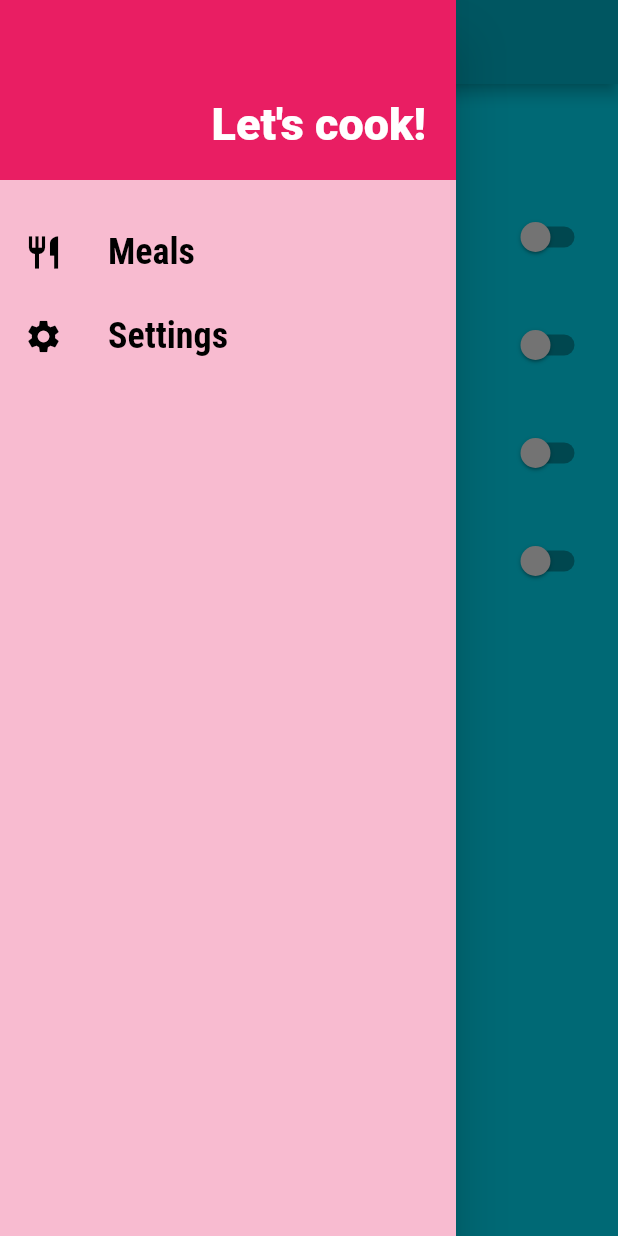
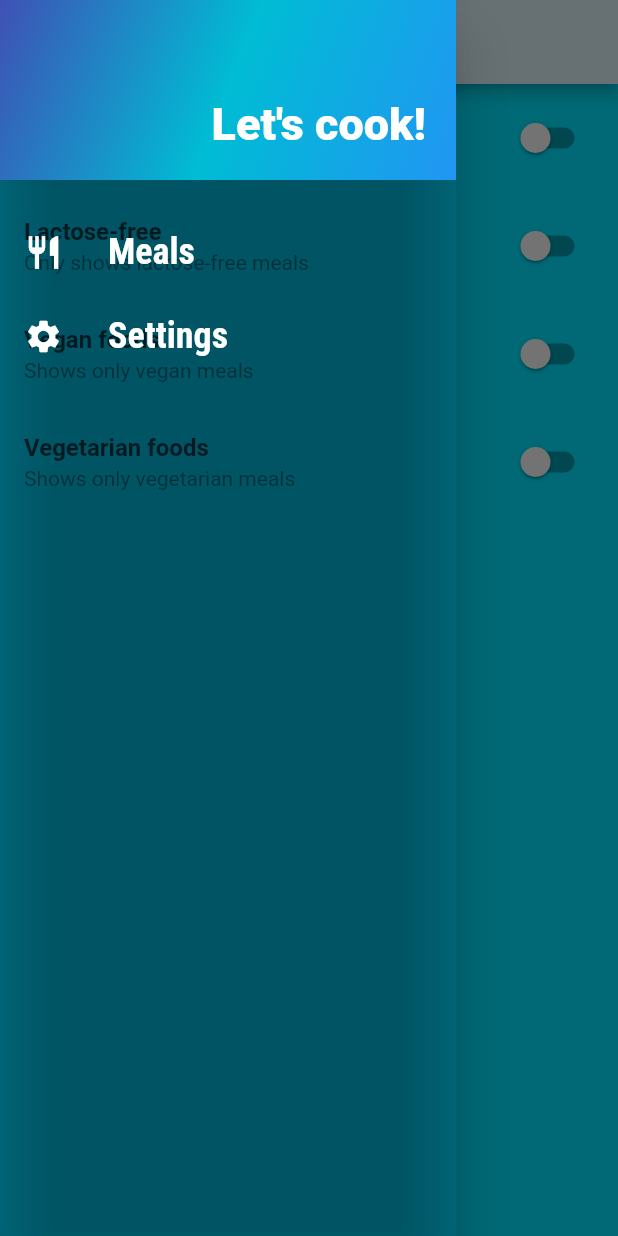
Before and after one commit to e-medeiros1/receitas_app, a Flutter app: the SettingsScreen screen opened by its route, with the side drawer open, on a phone screen of 412 x 824 dp. Run offline on Flutter 3.47's test engine with Material 2 defaults, Android fonts, the phone set to English and light mode, and no system bars; missing offline and left inert: collapsible_sidebar; network calls fail; statements that could not run were skipped.

Commit message:
Alteração no padrão de cores e tema

```diff
--- a/lib/components/main_drawer.dart
+++ b/lib/components/main_drawer.dart
@@ -6,10 +6,11 @@ class MainDrawer extends StatelessWidget {
 
   Widget _createItem(IconData icon, String label, Function() onTap) {
     return ListTile(
+      selectedTileColor: Colors.blue,
       leading: Icon(
         icon,
         size: 26,
-        color: Colors.black,
+        color: Colors.white,
       ),
       title: Text(
         label,
@@ -17,7 +18,7 @@ class MainDrawer extends StatelessWidget {
             fontFamily: 'RobotoCondensed',
             fontSize: 24,
             fontWeight: FontWeight.bold,
-            color: Colors.black),
+            color: Colors.white),
       ),
       onTap: onTap,
     );
@@ -26,11 +27,16 @@ class MainDrawer extends StatelessWidget {
   @override
   Widget build(BuildContext context) {
     return Drawer(
-      backgroundColor: Colors.pink[100],
+      backgroundColor: Colors.lightBlue.shade600.withOpacity(0.1),
       child: Column(
         children: [
           Container(
-            color: Colors.pink,
+            decoration: const BoxDecoration(
+                gradient: LinearGradient(
+              begin: Alignment.topLeft,
+              end: Alignment.bottomRight,
+              colors: [Colors.indigo, Colors.cyan, Colors.blue],
+            )),
             height: 120,
             width: double.infinity,
             padding: const EdgeInsets.all(20),
--- a/lib/screens/settings_screen.dart
+++ b/lib/screens/settings_screen.dart
@@ -26,9 +26,14 @@ class _SettingsScreenState extends State<SettingsScreen> {
     String subtitle,
     bool value,
     Function(bool) onChanged,
+    Color color,
   ) {
     return SwitchListTile.adaptive(
-      title: Text(title),
+      activeTrackColor: color,
+      title: Text(
+        title,
+        style: const TextStyle(fontWeight: FontWeight.bold),
+      ),
       value: value,
       onChanged: (value) {
         onChanged(value);
@@ -44,43 +49,48 @@ class _SettingsScreenState extends State<SettingsScreen> {
   Widget build(BuildContext context) {
     return Scaffold(
       appBar: AppBar(
-        title: const Text('Settings'),
+        backgroundColor: Colors.cyan.shade50,
+        title: Center(child: const Text('Settings')),
       ),
       drawer: const MainDrawer(),
       body: Column(children: [
-        Container(
-          padding: const EdgeInsets.all(20),
-          child: Text(
-            'Settings',
-            style: Theme.of(context).textTheme.headline6,
-          ),
-        ),
+        // Container(
+        //   padding: const EdgeInsets.all(20),
+        //   child: Text(
+        //     'Settings',
+        //     style: Theme.of(context).textTheme.headline6,
+        //   ),
+        // ),
         Expanded(
           child: ListView(
             children: [
               _createWidget(
-                'Gluten Free',
-                'Shows only gluten free meals',
+                'Gluten-free',
+                'Only shows gluten-free meals',
                 settings.isGlutenFree,
                 (value) => setState(() => settings.isGlutenFree = value),
+                Colors.cyan.shade50,
               ),
               _createWidget(
-                'Zero Lactose',
-                'Shows only meals with Zero lactose',
+                'Lactose-free',
+                'Only shows lactose-free meals',
                 settings.isLactoseFree,
                 (value) => setState(() => settings.isLactoseFree = value),
+                Colors.cyan.shade50,
               ),
               _createWidget(
                 'Vegan foods',
                 'Shows only vegan meals',
                 settings.isVegan,
                 (value) => setState(() => settings.isVegan = value),
+                Colors.cyan.shade50,
               ),
               _createWidget(
                 'Vegetarian foods',
                 'Shows only vegetarian meals',
                 settings.isVegetarian,
                 (value) => setState(() => settings.isVegetarian = value),
+                Colors.cyan.shade50,
               ),
             ],
           ),
```
Also changed, not shown: lib/components/category_item.dart (+4 -4 lines), lib/components/meals_item.dart (+14 -4 lines), lib/screens/categories_meals_screen.dart (+4 -4 lines), lib/screens/meal_detail_screen.dart (+19 -5 lines).
